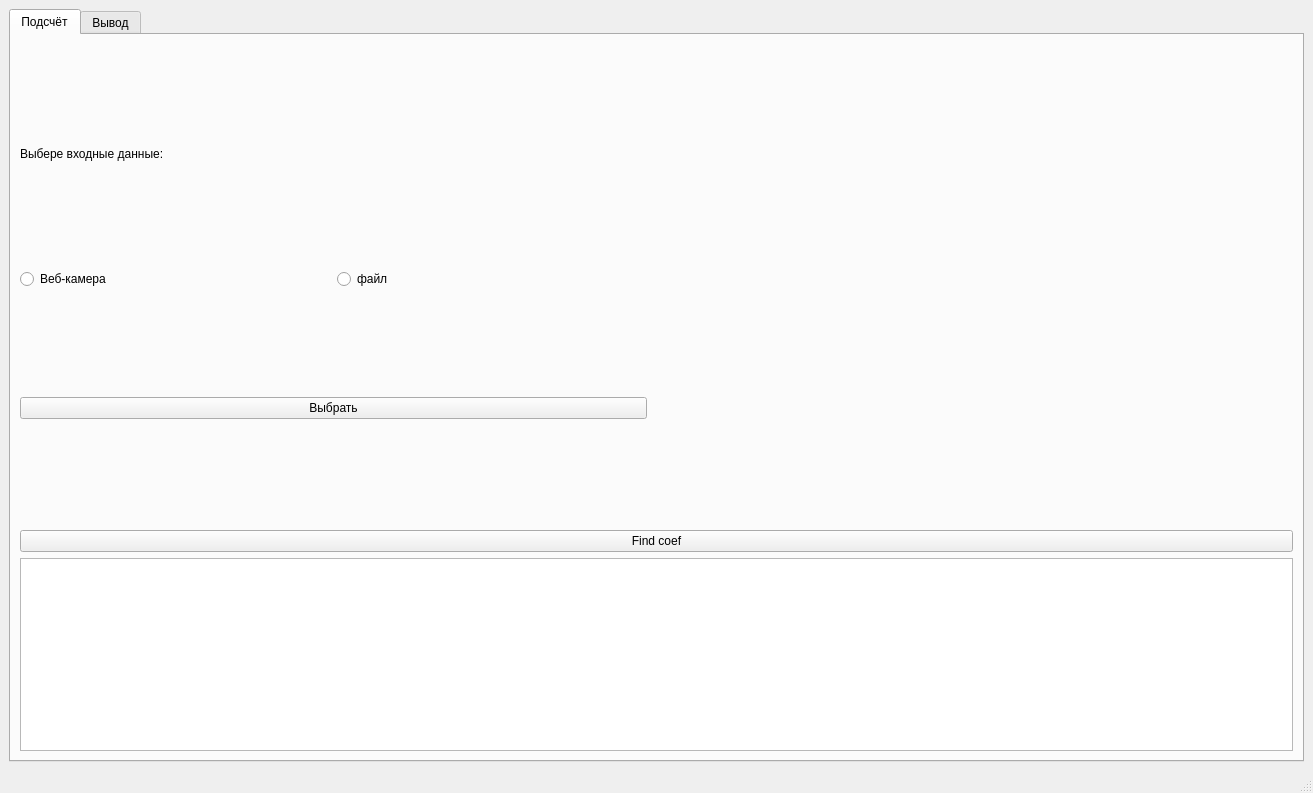
Before: the Qt Designer form CameraCalibration/mainwindow.ui in VasilevIvanVladimirovich/Camera-calibration-With-OpenCV, drawn with Qt 5.
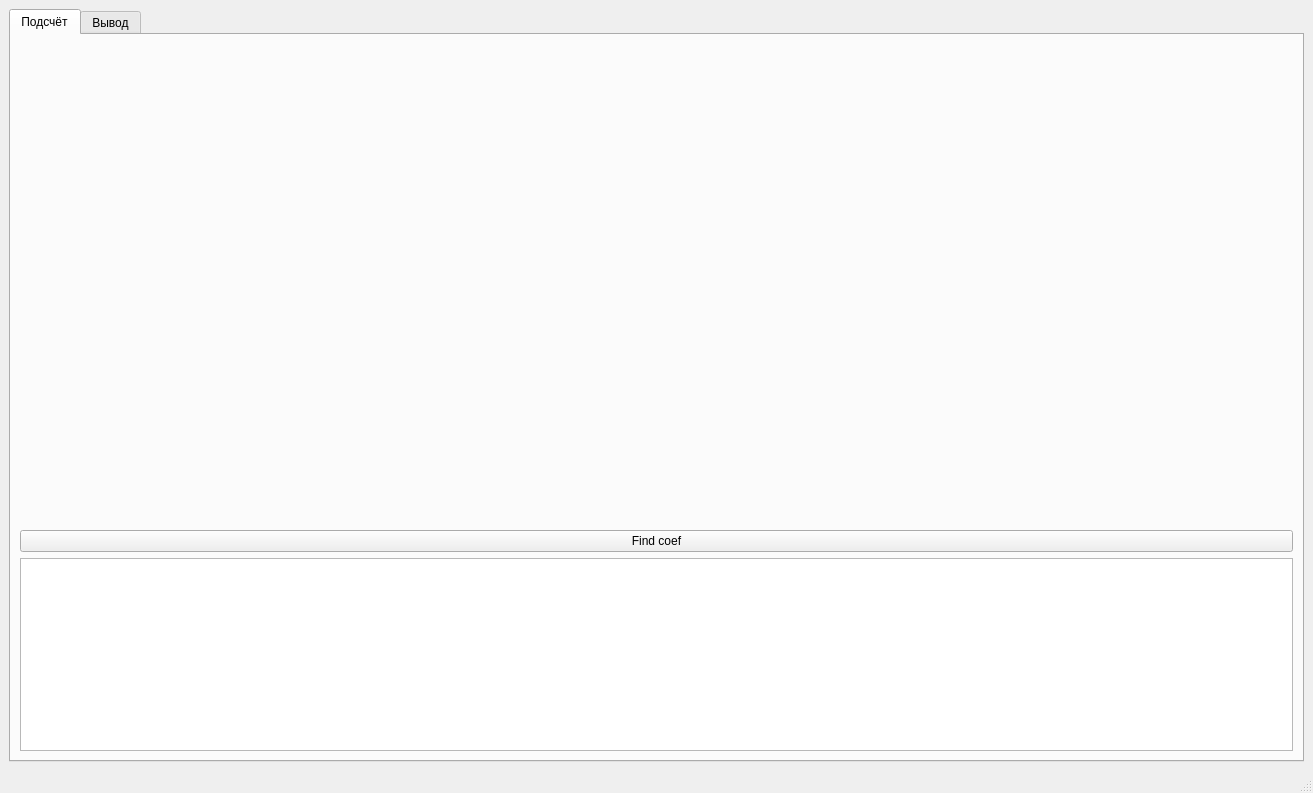
After: the same form once the commit is applied. The open tabs and pages were chosen to show the change.

```diff
--- a/CameraCalibration/mainwindow.ui
+++ b/CameraCalibration/mainwindow.ui
@@ -27,48 +27,6 @@
        <layout class="QVBoxLayout" name="verticalLayout_3">
         <item>
          <layout class="QHBoxLayout" name="horizontalLayout_4">
-          <item>
-           <layout class="QVBoxLayout" name="verticalLayout_2">
-            <item>
-             <widget class="QLabel" name="label">
-              <property name="maximumSize">
-               <size>
-                <width>16777215</width>
-                <height>15</height>
-               </size>
-              </property>
-              <property name="text">
-               <string>Выбере входные данные:</string>
-              </property>
-             </widget>
-            </item>
-            <item>
-             <layout class="QHBoxLayout" name="horizontalLayout">
-              <item>
-               <widget class="QRadioButton" name="radioButton_web">
-                <property name="text">
-                 <string>Веб-камера</string>
-                </property>
-               </widget>
-              </item>
-              <item>
-               <widget class="QRadioButton" name="radioButton_file">
-                <property name="text">
-                 <string>файл</string>
-                </property>
-               </widget>
-              </item>
-             </layout>
-            </item>
-            <item>
-             <widget class="QPushButton" name="btn_input">
-              <property name="text">
-               <string>Выбрать</string>
-              </property>
-             </widget>
-            </item>
-           </layout>
-          </item>
           <item>
            <widget class="QLabel" name="widget_camera">
             <property name="minimumSize">
```
Left out of the diff: 34 changed lines with no effect on the pictures.
